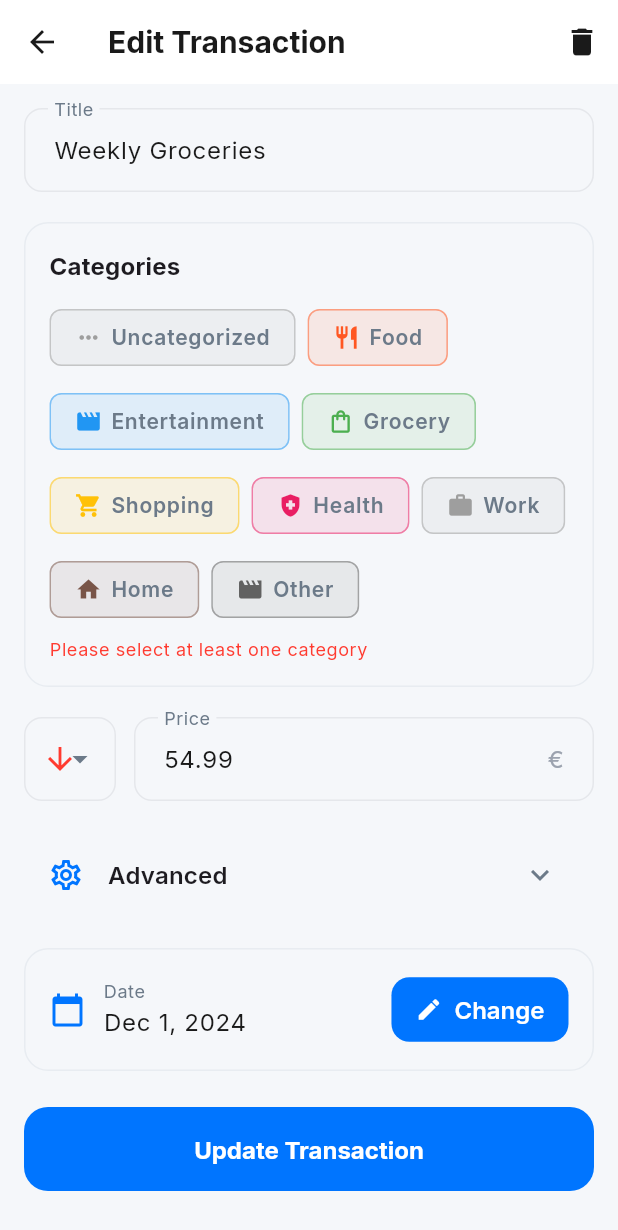
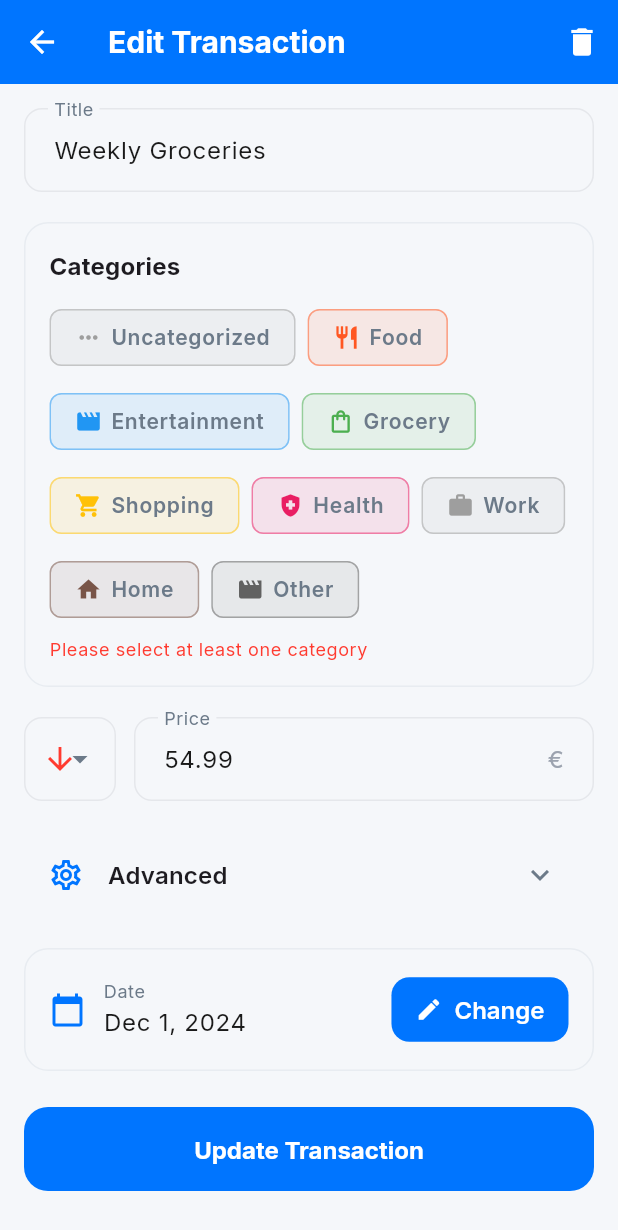
Before and after one commit to ieCecchetti/YesISpend, a Flutter app: the CreateTransactionScreen screen opened directly with sample values from the repository, on a phone screen of 412 x 824 dp. Shown: the top 1230 px of the screen. Run offline on Flutter 3.47's test engine with Material 3 defaults, Android fonts, the phone set to English and light mode, and no system bars; our stand-ins replace fl_chart, flutter_colorpicker, flutter_riverpod, google_fonts, smooth_page_indicator, sqflite and 1 more; accounts and stored records are empty.

Commit message:
feat(main): add main color blue for the appbar and sintax fixes

```diff
--- a/lib/main.dart
+++ b/lib/main.dart
@@ -120,12 +120,12 @@ final theme = ThemeData(
   appBarTheme: AppBarTheme(
     elevation: 0,
     centerTitle: false,
-    backgroundColor: Colors.white,
-    foregroundColor: const Color(0xFF1A1A1A),
+    backgroundColor: primaryBlue,
+    foregroundColor: Colors.white,
     titleTextStyle: GoogleFonts.inter(
       fontSize: 20,
       fontWeight: FontWeight.bold,
-      color: const Color(0xFF1A1A1A),
+      color: Colors.white,
     ),
   ),
   bottomNavigationBarTheme: BottomNavigationBarThemeData(
--- a/lib/widgets/cathegory_chart.dart
+++ b/lib/widgets/cathegory_chart.dart
@@ -30,11 +30,11 @@ class CategoryPieChart extends ConsumerWidget {
         for (var categoryId in transaction.category_ids) {
           try {
             final category = categories.firstWhere((c) => c.id == categoryId);
-            categoryTotals.update(
+      categoryTotals.update(
               category,
               (value) => value + amountPerCategory,
               ifAbsent: () => amountPerCategory,
-            );
+      );
           } catch (_) {
             // Category not found, skip
           }
--- a/lib/widgets/day_cost_histogram.dart
+++ b/lib/widgets/day_cost_histogram.dart
@@ -55,7 +55,7 @@ class DayCostHistogram extends ConsumerWidget {
 
       dailyCategoryExpenses.putIfAbsent(day, () => {});
       for (var categoryId in transaction.category_ids) {
-        dailyCategoryExpenses[day]![categoryId] =
+      dailyCategoryExpenses[day]![categoryId] =
             (dailyCategoryExpenses[day]![categoryId] ?? 0) + amountPerCategory;
       }
     }
--- a/lib/widgets/transaction_item.dart
+++ b/lib/widgets/transaction_item.dart
@@ -44,7 +44,7 @@ class TransactionItem extends ConsumerWidget {
                           categoryIds: item.category_ids,
                           showRecurrent: item.recurrent,
                           showShared: item.splitInfo != null,
-                        ),
+                    ),
 
                         // Percentage Indicator (Positioned on Top) - for split
                         if (item.splitInfo != null)
@@ -96,7 +96,7 @@ class TransactionItem extends ConsumerWidget {
                         ),
                       ),
                   ],
-                    )
+                )
                   : MultiCategoryIcon(
                       categoryIds: item.category_ids,
                 ),
```
